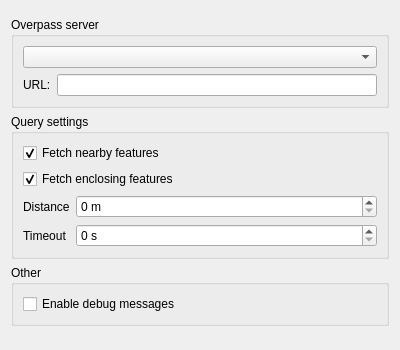
Old version of the form src/osminfo/ui/osm_info_settings_page_base.ui in the repository nextgis/qgis_osminfo.
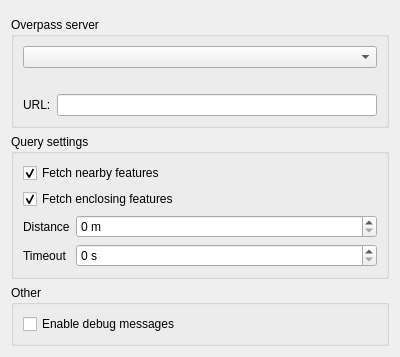
New version of the form. Custom widgets are drawn as their Qt base class.

Commit message: Add endpoint info display in settings page

What changed in the file:
```diff
--- a/src/osminfo/ui/osm_info_settings_page_base.ui
+++ b/src/osminfo/ui/osm_info_settings_page_base.ui
@@ -33,6 +33,13 @@
         </item>
        </layout>
       </item>
+      <item>
+       <widget class="QLabel" name="info_label">
+        <property name="text">
+         <string/>
+        </property>
+       </widget>
+      </item>
       <item>
        <widget class="QWidget" name="custom_endpoint_widget" native="true">
         <layout class="QHBoxLayout" name="horizontalLayout_2">
```
The commit also changes 2 other files.
